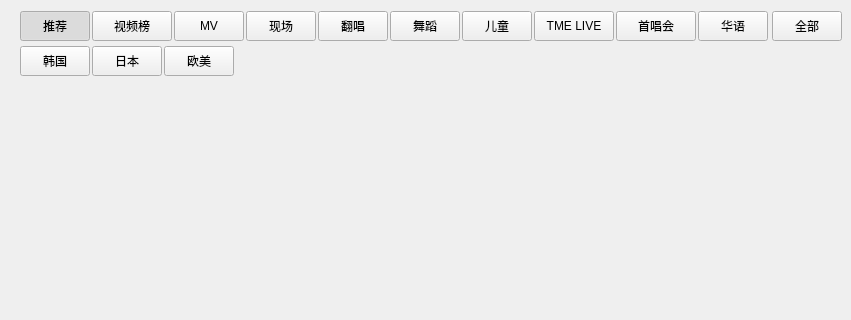
a-mo-xi-wei/Qt-KuGouAppClient, file KuGouStart/Video/VideoWidget/VideoWidget.ui: the form before one commit; both pictures show x 0 to 851 and y 0 to 320 of the 851 by 460 pixel window.
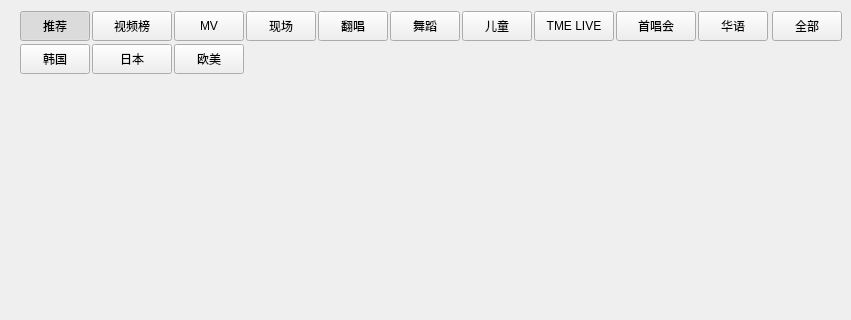
The form after the commit. Custom widgets are drawn as their Qt base class.

The edit to the form file:
```diff
--- a/KuGouStart/Video/VideoWidget/VideoWidget.ui
+++ b/KuGouStart/Video/VideoWidget/VideoWidget.ui
@@ -45,7 +45,7 @@
        <number>0</number>
       </property>
       <property name="bottomMargin">
-       <number>0</number>
+       <number>3</number>
       </property>
       <item>
        <widget class="QPushButton" name="recommend_pushButton">
@@ -411,7 +411,7 @@
        <number>20</number>
       </property>
       <property name="topMargin">
-       <number>5</number>
+       <number>0</number>
       </property>
       <property name="rightMargin">
        <number>0</number>
@@ -457,13 +457,13 @@
         </property>
         <property name="minimumSize">
          <size>
-          <width>70</width>
+          <width>80</width>
           <height>30</height>
          </size>
         </property>
         <property name="maximumSize">
          <size>
-          <width>70</width>
+          <width>80</width>
           <height>30</height>
          </size>
         </property>
@@ -584,7 +584,7 @@
             <property name="sizeHint" stdset="0">
              <size>
               <width>20</width>
-              <height>302</height>
+              <height>10</height>
              </size>
             </property>
            </spacer>
@@ -604,7 +604,7 @@
      <property name="sizeHint" stdset="0">
       <size>
        <width>20</width>
-       <height>41</height>
+       <height>1</height>
       </size>
      </property>
     </spacer>
```
